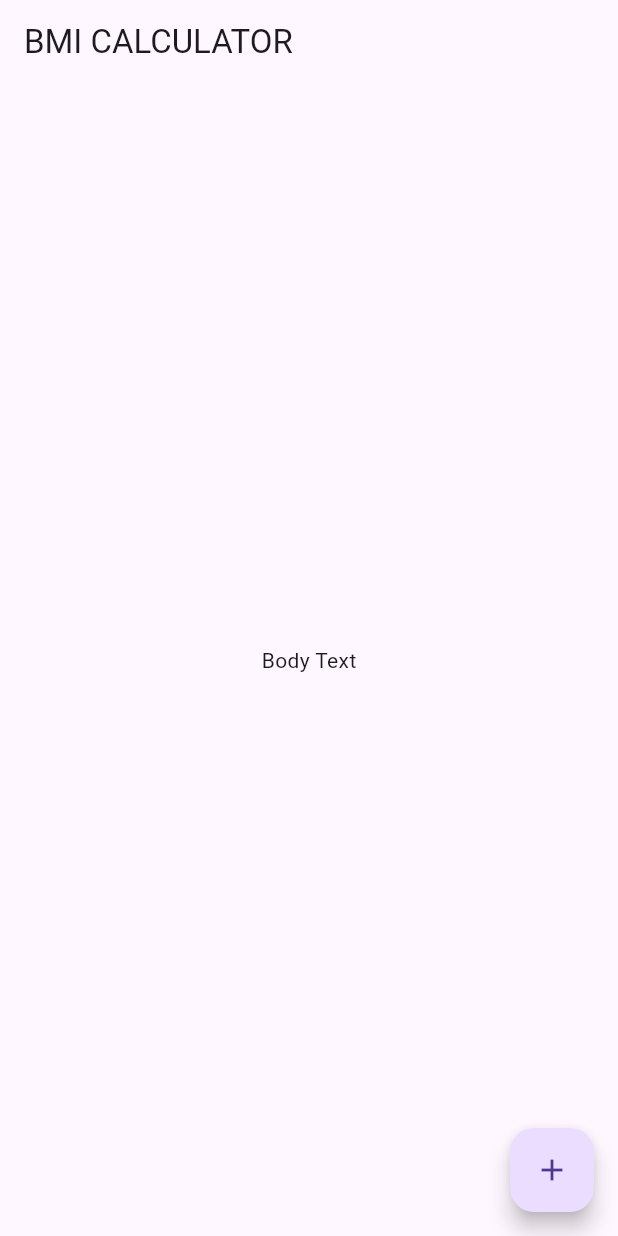
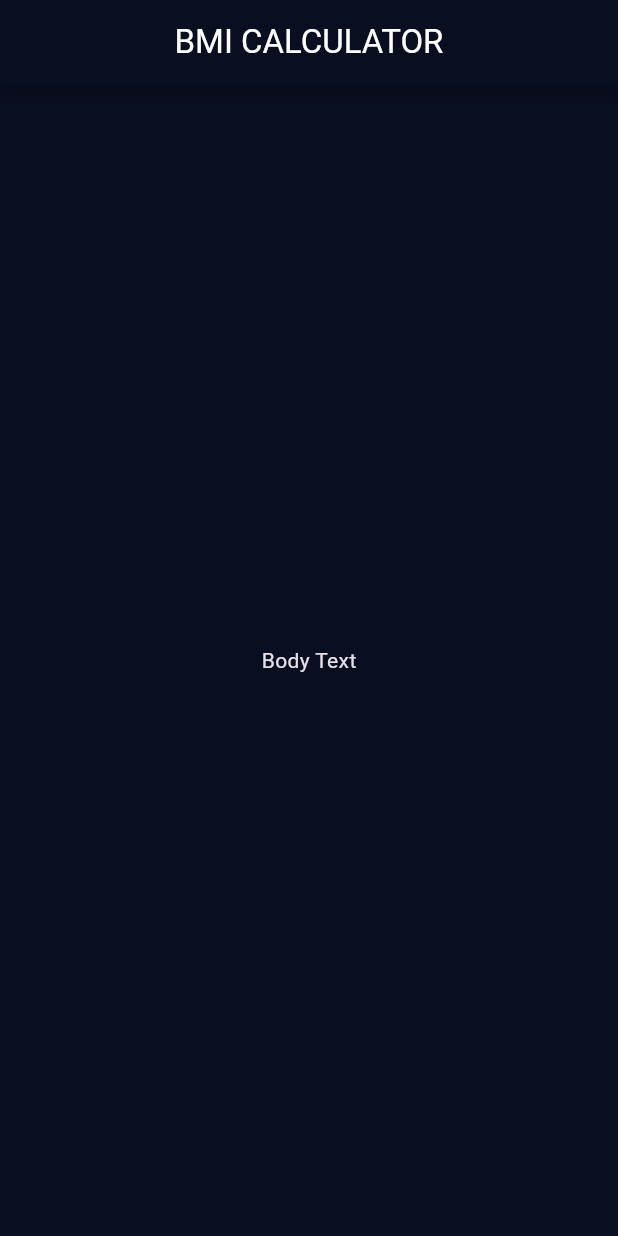
Before and after one commit to Adnan25z/bmi_calculator_flutter, a Flutter app: the screen it shows after launch, on a phone screen of 412 x 824 dp. Run offline on Flutter 3.47's test engine with Material 3 defaults, Android fonts, the phone set to English and light mode, and no system bars.

Commit message:
Used Dark theme with some changes and seperated classes in different files

```diff
--- /dev/null
+++ b/lib/input_page.dart
@@ -0,0 +1,20 @@
+import 'package:flutter/material.dart';
+
+class InputPage extends StatefulWidget {
+  @override
+  _InputPageState createState() => _InputPageState();
+}
+
+class _InputPageState extends State<InputPage> {
+  @override
+  Widget build(BuildContext context) {
+    return Scaffold(
+      appBar: AppBar(
+        title: Center(child: Text('BMI CALCULATOR')),
+      ),
+      body: Center(
+        child: Text('Body Text'),
+      ),
+    );
+  }
+}
--- a/lib/main.dart
+++ b/lib/main.dart
@@ -1,4 +1,5 @@
 import 'package:flutter/material.dart';
+import 'input_page.dart';
 
 void main() => runApp(BMICalculator());
 
@@ -6,30 +7,15 @@ class BMICalculator extends StatelessWidget {
   @override
   Widget build(BuildContext context) {
     return MaterialApp(
+      theme: ThemeData.dark().copyWith(
+        colorScheme: ColorScheme.fromSeed(
+          seedColor: Color(0xFF0A0E21),
+          primary: Color(0xFF0A0E21),
+        ),
+        scaffoldBackgroundColor: Color(0xFF0A0E21),
+        useMaterial3: false,
+      ),
       home: InputPage(),
     );
   }
 }
-
-class InputPage extends StatefulWidget {
-  @override
-  _InputPageState createState() => _InputPageState();
-}
-
-class _InputPageState extends State<InputPage> {
-  @override
-  Widget build(BuildContext context) {
-    return Scaffold(
-      appBar: AppBar(
-        title: Text('BMI CALCULATOR'),
-      ),
-      body: Center(
-        child: Text('Body Text'),
-      ),
-      floatingActionButton: FloatingActionButton(
-        onPressed: () {  },
-        child: Icon(Icons.add),
-      ),
-    );
-  }
-}
```
